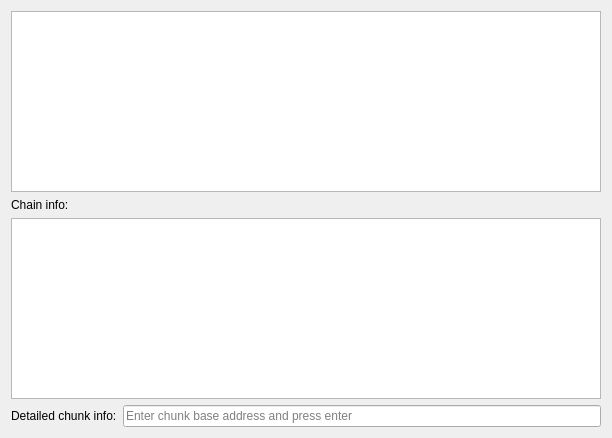
Before: the Qt Designer form src/dialogs/GlibcHeapBinsDialog.ui in rizinorg/cutter, drawn with Qt 5.
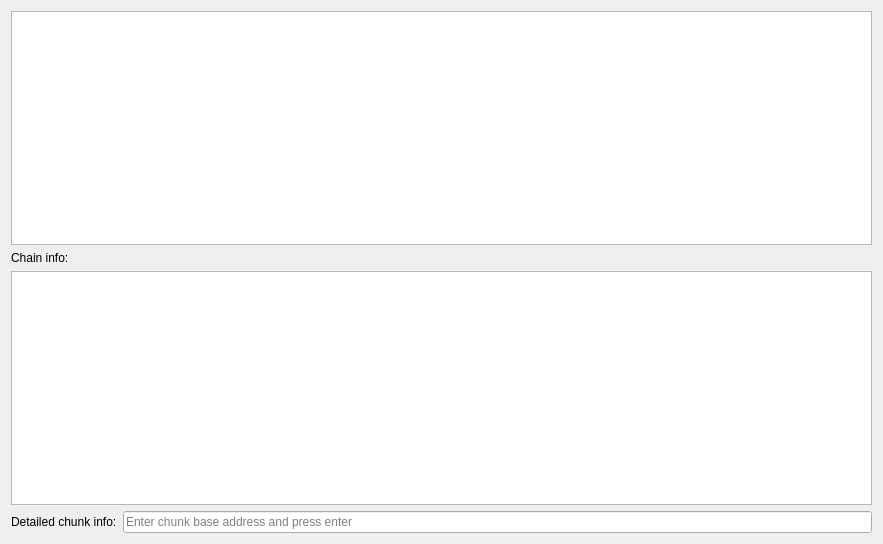
After: the same form once the commit is applied.

Patch:
```diff
--- a/src/dialogs/GlibcHeapBinsDialog.ui
+++ b/src/dialogs/GlibcHeapBinsDialog.ui
@@ -6,8 +6,8 @@
    <rect>
     <x>0</x>
     <y>0</y>
-    <width>612</width>
-    <height>438</height>
+       <width>883</width>
+       <height>544</height>
    </rect>
   </property>
   <property name="windowTitle">
```
Lines whose indentation alone changed are shown as unchanged.
